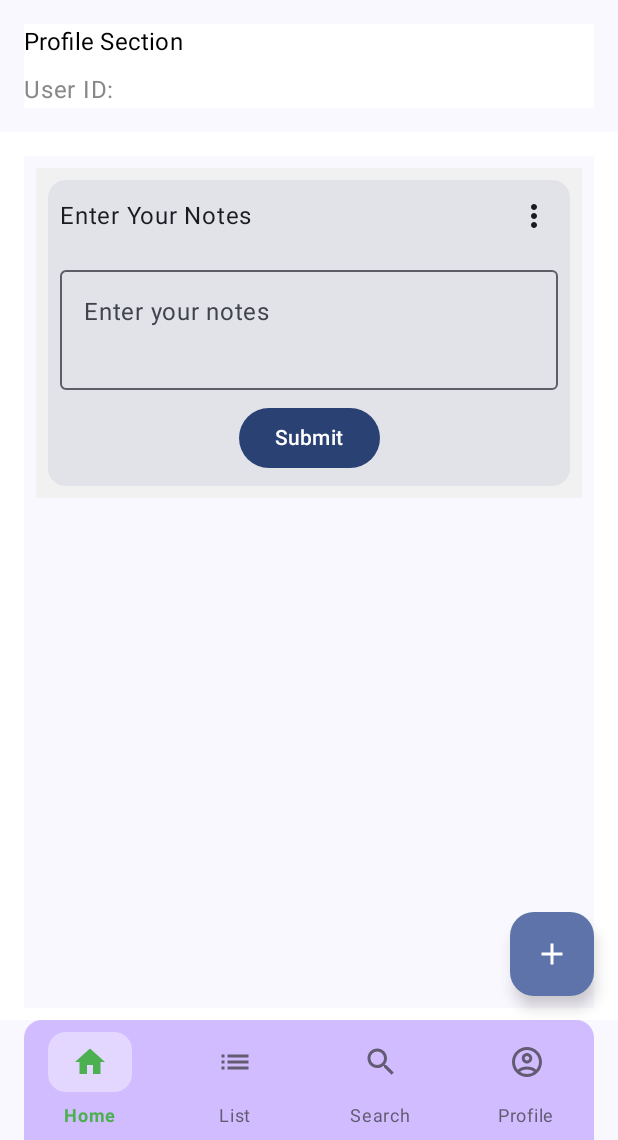
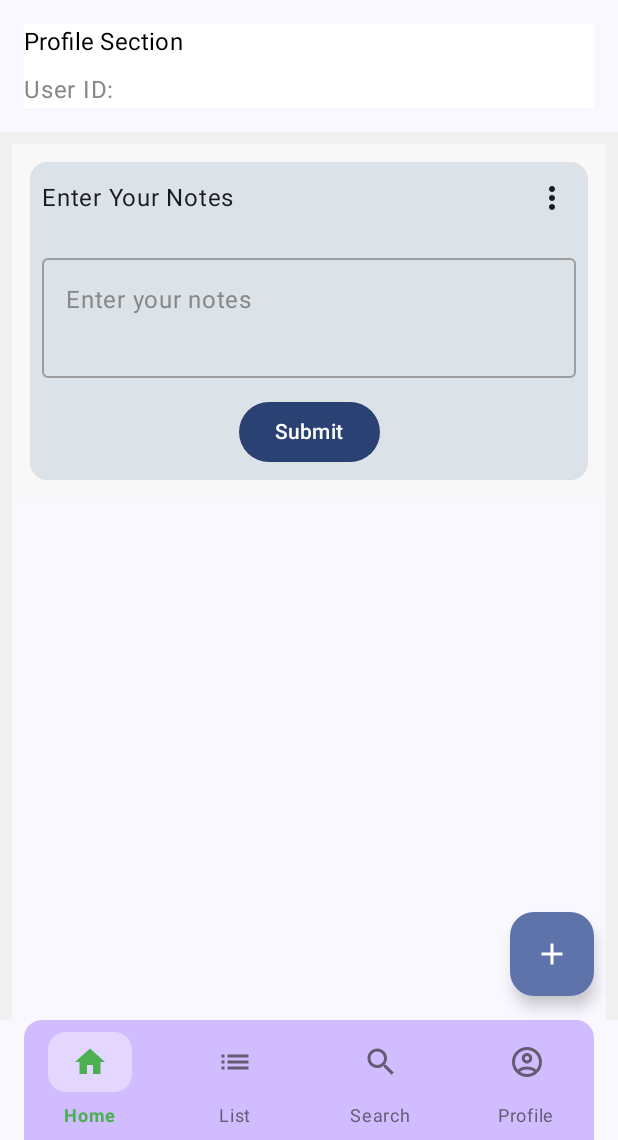
Before and after one commit to pdimu/MastroPal-Your-Friend-Your-Teacher, an Android app built with Jetpack Compose: the composable HomeScreen called with empty values, on a phone screen of 412 x 824 dp, the part 96-1236 px from its top. Run offline under Robolectric (Android 15) with nearby library versions, the phone set to English and light mode, and no system bars; our stand-ins replace Firebase (no records; nobody signed in at launch, a user with empty details on screens opened directly), accompanist; libraries missing offline, so code that uses them is left out: androidx.benchmark.perfetto.

Commit message:
Mastro Pal - Tutor App

```diff
--- a/app/src/main/java/com/example/tutorapp1/NotesList.kt
+++ b/app/src/main/java/com/example/tutorapp1/NotesList.kt
@@ -9,6 +9,7 @@ import androidx.compose.foundation.layout.Column
 import androidx.compose.foundation.layout.Row
 import androidx.compose.foundation.layout.fillMaxSize
 import androidx.compose.foundation.layout.fillMaxWidth
+import androidx.compose.foundation.layout.height
 import androidx.compose.foundation.layout.heightIn
 import androidx.compose.foundation.layout.padding
 import androidx.compose.foundation.rememberScrollState
@@ -41,10 +42,12 @@ import androidx.compose.runtime.setValue
 import androidx.compose.ui.Alignment
 import androidx.compose.ui.Modifier
 import androidx.compose.ui.draw.clip
+import androidx.compose.ui.draw.shadow
 import androidx.compose.ui.graphics.Color
 import androidx.compose.ui.platform.LocalContext
 import androidx.compose.ui.tooling.preview.Preview
 import androidx.compose.ui.unit.dp
+import com.example.tutorapp1.AppColors
 import com.google.firebase.Firebase
 import com.google.firebase.auth.FirebaseAuth
 import com.google.firebase.database.DataSnapshot
@@ -59,7 +62,7 @@ fun NotesList(
 ) {
     Surface(
         modifier = Modifier
-            .background(AppColors.Background)
+            .background(AppColors.Surface)
             .padding(start = 8.dp, end = 8.dp, top = 8.dp, bottom = 0.dp)
             .fillMaxSize()
             .verticalScroll(rememberScrollState())
@@ -117,13 +120,13 @@ fun NotesList(
         Surface(
             modifier = Modifier
                 .background(AppColors.Background)
-                .padding(8.dp)
+                .padding(0.dp)
                 .fillMaxSize()
         ) {
             Box(
                 modifier = Modifier
-                    //.background(AppColors.Primary)
-                    .padding(8.dp)
+                  //  .background(AppColors.Primary)
+                   // .padding(8.dp)
             ) {
                 Column {
 //                    Row (
@@ -140,14 +143,20 @@ fun NotesList(
 
                     Card(
                         modifier = Modifier
-                            .background(AppColors.Surface)
-                            .padding(8.dp)
-                            // .clip(RoundedCornerShape(0.dp))
+                            .background(AppColors.OnSurface)
+                            .padding(12.dp)
+                             .clip(RoundedCornerShape(0.dp))
                             .fillMaxWidth()
+                    ) {
+                        Column (
+                            modifier = Modifier
+                                .background(AppColors.CardBG)
                         ) {
                             Row(
                                 verticalAlignment = Alignment.CenterVertically,
-                            horizontalArrangement = Arrangement.SpaceEvenly
+                                horizontalArrangement = Arrangement.SpaceEvenly,
+//                            modifier = Modifier
+//                                .background(AppColors.Primary)
                             ) {
 
                                 Text(
@@ -161,7 +170,7 @@ fun NotesList(
 
                                 Box {
                                     IconButton(
-                                    onClick = { expanded = true }
+                                        onClick = { }
                                     ) {
                                         Icon(Icons.Filled.MoreVert, contentDescription = "More")
                                     }
@@ -189,6 +198,11 @@ fun NotesList(
                                 }
                             }
 
+                            Column (
+//                                modifier = Modifier
+//                                    .background(AppColors.Background)
+//                                    .padding(8.dp)
+                            ) {
                                 OutlinedTextField(
                                     value = NotesEntered.value,
                                     onValueChange = { NewNotesEntered ->
@@ -196,12 +210,27 @@ fun NotesList(
                                     },
                                     label = { Text(text = "Enter your notes") },
                                     modifier = Modifier
-                                .padding(horizontal = 8.dp, vertical = 4.dp)
+                                        .padding(horizontal = 8.dp, vertical = 8.dp)
                                         .fillMaxWidth()
                                         .heightIn(min = 56.dp), // Ensures at least 2 lines visible
                                     minLines = 2,
-                            maxLines = Int.MAX_VALUE // Expands as content grows
+                                    maxLines = Int.MAX_VALUE, // Expands as content grows
+                                    colors = OutlinedTextFieldDefaults.colors(
+                                        unfocusedContainerColor = AppColors.CardBG,
+                                        focusedContainerColor = AppColors.Background,
+                                        unfocusedBorderColor = AppColors.Placeholder,
+                                        focusedBorderColor = AppColors.TextFieldFocusedBorder,
+                                        cursorColor = AppColors.TextFieldCursor,
+                                        focusedLabelColor = AppColors.Black,
+                                        unfocusedLabelColor = Color.Gray,
+                                        focusedPlaceholderColor = AppColors.Placeholder,
+                                        unfocusedPlaceholderColor = Color.LightGray,
                                     )
+
+                                )
+                            }
+
+
 
                             Row(
                                 verticalAlignment = Alignment.CenterVertically,
@@ -227,13 +256,21 @@ fun NotesList(
                                 }
                             }
                         }
+                    }
 
                     // UI
                     notesList.forEach { note -> //notesList.forEach
+                        var expanded by remember { mutableStateOf(false) }
+
+                        Column (
+                            modifier = Modifier.background(AppColors.OnSurface)
+                        ) {
                             Box(
                                 modifier = Modifier
                                     .padding(8.dp)
-                                .background(Color(0xFFE8E8E8))
+                                    .shadow(elevation = 4.dp, shape = RoundedCornerShape(8.dp))
+                                    //.clip(RoundedCornerShape(8.dp))
+                                .background(AppColors.SurfaceDark)
                             ) {//notesList
                                 Column {
                                     Card(
@@ -245,11 +282,16 @@ fun NotesList(
                                                 start = 8.dp,
                                                 end = 8.dp
                                             )
+                                          //  .shadow(elevation = 8.dp, shape = RoundedCornerShape(8.dp))
+                                            .height(120.dp)
                                             .clip(RoundedCornerShape(4.dp)),
-                                    // .background(AppColors.Surface)
+//                                        elevation = CardDefaults.cardElevation(
+//                                            defaultElevation = 4.dp
+//                                        ),
+                                        // .background(AppColors.Surface),
                                         colors = CardDefaults.cardColors(
-                                        //containerColor = AppColors.Surface
-                                        containerColor = (Color(0xFFF8F8F8))
+                                               containerColor = AppColors.Background
+                                           // containerColor = (Color(0xFFF8F8F8))
                                         ) // Override default
                                     ) {
                                         Text(
@@ -310,6 +352,7 @@ fun NotesList(
                                     }
                                 }
                             } //notesList
+                        }
                     } //notesList.forEach
                 }
             }
```
Also changed, not shown: app/src/main/java/com/example/tutorapp1/AppColors.kt (+5 -2 lines), app/src/main/java/com/example/tutorapp1/MainActivity.kt (+29 -47 lines). Lines whose indentation alone changed are shown as unchanged.
